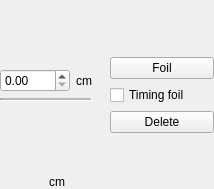
This is ui_files/ui_foil_widget.ui in JYU-IBA/potku as Qt 5 draws it before an edit. The edited form follows.
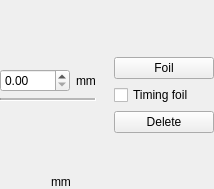
This is the edited form.

Commit message: Changed foil units from cm to mm

```diff
--- a/ui_files/ui_foil_widget.ui
+++ b/ui_files/ui_foil_widget.ui
@@ -71,7 +71,7 @@
        <item>
         <widget class="QLabel" name="label">
          <property name="text">
-          <string>cm</string>
+          <string>mm</string>
          </property>
         </widget>
        </item>
@@ -115,7 +115,7 @@
        <item>
         <widget class="QLabel" name="label_3">
          <property name="text">
-          <string>cm</string>
+          <string>mm</string>
          </property>
         </widget>
        </item>
```
